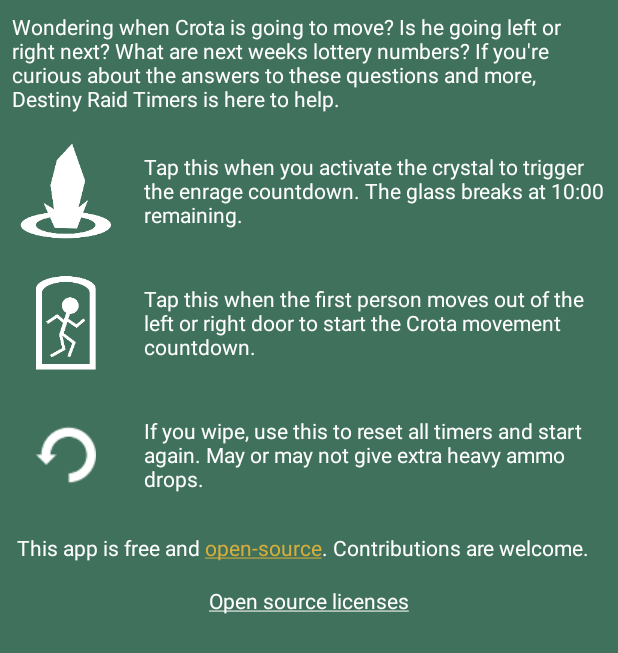
After one commit to adamsp/DestinyRaidTimers, an Android app: the layout crota_help.xml on its own in the app's theme, with its tools: preview values and no code run, on a phone screen of 412 x 824 dp. The commit adds this screen. Shown: the top 653 px of the screen. Run offline under Robolectric (Android 15) with nearby library versions, the phone set to English and light mode, and no system bars.

Commit message:
Add help dialog
The title looks bad on Lollipop because… who uses dialogs anyway right?
Perhaps I’m missing something.

```diff
--- a/app/src/main/java/nz/net/speakman/destinyraidtimers/MainActivity.java
+++ b/app/src/main/java/nz/net/speakman/destinyraidtimers/MainActivity.java
@@ -22,11 +22,13 @@ import android.view.Menu;
 import android.view.MenuItem;
 
 import nz.net.speakman.destinyraidtimers.crota.CrotaFragment;
+import nz.net.speakman.destinyraidtimers.crota.CrotaHelpDialog;
 
 
 public class MainActivity extends ActionBarActivity {
 
     private static final String FRAGMENT_TAG = "nz.net.speakman.destinyraidtimers.FRAGMENT_TAG";
+    private static final String DIALOG_TAG = "nz.net.speakman.destinyraidtimers.DIALOG_TAG";
 
     @Override
     protected void onCreate(Bundle savedInstanceState) {
@@ -50,8 +52,8 @@ public class MainActivity extends ActionBarActivity {
     @Override
     public boolean onOptionsItemSelected(MenuItem item) {
         int id = item.getItemId();
-        if (id == R.id.action_licenses) {
-            LicensesFragment.displayLicensesFragment(getSupportFragmentManager());
+        if (id == R.id.action_crota_help) {
+            new CrotaHelpDialog().show(getSupportFragmentManager(), DIALOG_TAG);
             return true;
         }
         return super.onOptionsItemSelected(item);
--- /dev/null
+++ b/app/src/main/java/nz/net/speakman/destinyraidtimers/crota/CrotaHelpDialog.java
@@ -0,0 +1,57 @@
+/*
+ * Copyright 2015 Adam Speakman
+ *
+ * Licensed under the Apache License, Version 2.0 (the "License");
+ * you may not use this file except in compliance with the License.
+ * You may obtain a copy of the License at
+ *
+ *     http://www.apache.org/licenses/LICENSE-2.0
+ *
+ * Unless required by applicable law or agreed to in writing, software
+ * distributed under the License is distributed on an "AS IS" BASIS,
+ * WITHOUT WARRANTIES OR CONDITIONS OF ANY KIND, either express or implied.
+ * See the License for the specific language governing permissions and
+ * limitations under the License.
+ */
+
+package nz.net.speakman.destinyraidtimers.crota;
+
+import android.app.AlertDialog;
+import android.app.Dialog;
+import android.content.DialogInterface;
+import android.os.Bundle;
+import android.support.v4.app.DialogFragment;
+import android.text.method.LinkMovementMethod;
+import android.view.View;
+import android.widget.TextView;
+
+import nz.net.speakman.destinyraidtimers.LicensesFragment;
+import nz.net.speakman.destinyraidtimers.R;
+
+/**
+ * Created by Adam on 15-02-22.
+ */
+public class CrotaHelpDialog extends DialogFragment {
+    @Override
+    public Dialog onCreateDialog(Bundle savedInstanceState) {
+        AlertDialog.Builder builder = new AlertDialog.Builder(getActivity());
+        View view = getActivity().getLayoutInflater().inflate(R.layout.crota_help, null);
+        TextView description = (TextView) view.findViewById(R.id.app_about_description);
+        description.setMovementMethod(LinkMovementMethod.getInstance());
+        view.findViewById(R.id.app_about_licenses).setOnClickListener(new View.OnClickListener() {
+            @Override
+            public void onClick(View v) {
+                LicensesFragment.displayLicensesFragment(getFragmentManager());
+            }
+        });
+        builder.setView(view)
+                .setTitle(R.string.crota_help_title)
+                .setPositiveButton(android.R.string.ok, new DialogInterface.OnClickListener() {
+                    @Override
+                    public void onClick(DialogInterface dialog, int which) {
+                        dialog.dismiss();
+                    }
+                });
+        return builder.create();
+    }
+}
--- /dev/null
+++ b/app/src/main/res/layout/crota_help.xml
@@ -0,0 +1,79 @@
+<?xml version="1.0" encoding="utf-8"?>
+<!--
+  ~ Copyright 2015 Adam Speakman
+  ~
+  ~ Licensed under the Apache License, Version 2.0 (the "License");
+  ~ you may not use this file except in compliance with the License.
+  ~ You may obtain a copy of the License at
+  ~
+  ~     http://www.apache.org/licenses/LICENSE-2.0
+  ~
+  ~ Unless required by applicable law or agreed to in writing, software
+  ~ distributed under the License is distributed on an "AS IS" BASIS,
+  ~ WITHOUT WARRANTIES OR CONDITIONS OF ANY KIND, either express or implied.
+  ~ See the License for the specific language governing permissions and
+  ~ limitations under the License.
+  -->
+
+<ScrollView xmlns:android="http://schemas.android.com/apk/res/android"
+              android:background="@color/crota_primary_light"
+              android:layout_width="match_parent"
+              android:layout_height="match_parent">
+    <LinearLayout
+              android:orientation="vertical"
+              android:layout_width="match_parent"
+              android:layout_height="wrap_content">
+        <TextView
+            style="@style/CrotaHelpText"
+            android:text="@string/crota_help_description"/>
+
+        <LinearLayout
+            android:orientation="horizontal"
+            android:layout_width="match_parent"
+            android:layout_height="wrap_content">
+            <ImageView
+                style="@style/CrotaHelpImage"
+                android:src="@drawable/crota_timer_button_crystal"/>
+            <TextView
+                style="@style/CrotaHelpText"
+                android:text="@string/crota_help_crystal"/>
+        </LinearLayout>
+        <LinearLayout
+            android:orientation="horizontal"
+            android:layout_width="match_parent"
+            android:layout_height="wrap_content">
+            <ImageView
+                style="@style/CrotaHelpImage"
+                android:src="@drawable/crota_timer_button_movement"/>
+            <TextView
+                style="@style/CrotaHelpText"
+                android:text="@string/crota_help_movement"/>
+        </LinearLayout>
+        <LinearLayout
+            android:orientation="horizontal"
+            android:layout_width="match_parent"
+            android:layout_height="wrap_content">
+            <!-- Use padding for this one cos it's smaller, but we want it aligned with the others. -->
+            <ImageView
+                style="@style/CrotaHelpImage"
+                android:padding="16dp"
+                android:src="@drawable/crota_timer_button_reset"/>
+            <TextView
+                style="@style/CrotaHelpText"
+                android:text="@string/crota_help_reset"/>
+        </LinearLayout>
+
+        <TextView
+            style="@style/CrotaHelpText"
+            android:id="@+id/app_about_description"
+            android:text="@string/app_about_description"/>
+
+        <TextView
+            style="@style/CrotaHelpText"
+            android:id="@+id/app_about_licenses"
+            android:layout_gravity="center"
+            android:text="@string/app_about_licenses"/>
+
+    </LinearLayout>
+
+</ScrollView>
--- a/app/src/main/res/menu/menu_main_activity.xml
+++ b/app/src/main/res/menu/menu_main_activity.xml
@@ -18,8 +18,9 @@
       xmlns:app="http://schemas.android.com/apk/res-auto"
       xmlns:tools="http://schemas.android.com/tools"
       tools:context="nz.net.speakman.destinyraidtimers.MainActivity">
-    <item android:id="@+id/action_licenses"
-          android:title="@string/label_licenses"
+    <item android:id="@+id/action_crota_help"
+          android:title="@string/menu_help"
           android:orderInCategory="100"
-          app:showAsAction="never"/>
+          android:icon="@drawable/ic_action_help"
+          app:showAsAction="always"/>
 </menu>
--- a/app/src/main/res/values/strings.xml
+++ b/app/src/main/res/values/strings.xml
@@ -4,6 +4,19 @@
     <string name="app_name">Destiny Raid Timers</string>
     <string name="crota_timer_action_enraged">Enraged!</string>
     <string name="crota_timer_label_enrage_countdown">Enrage in…</string>
-    <string name="label_licenses">Licenses</string>
+    <string name="menu_help">Help</string>
+
+    <string name="crota_help_title">Crota Help</string>
+    <string name="crota_help_crystal">Tap this when you activate the crystal to trigger the enrage countdown. The glass breaks at 10:00 remaining.</string>
+    <string name="crota_help_movement">Tap this when the first person moves out of the left or right door to start the Crota movement countdown.</string>
+    <string name="crota_help_reset">If you wipe, use this to reset all timers and start again. May or may not give extra heavy ammo drops.</string>
+
+    <string name="crota_help_description">Wondering when Crota is going to move? Is he going left or right next? What are next weeks lottery numbers?
+        If you\'re curious about the answers to these questions and more, Destiny Raid Timers is here to help.</string>
+
+    <string name="app_about_description">
+        This app is free and <a href="https://github.com/adamsp/DestinyRaidTimers">open-source</a>. Contributions are welcome.
+    </string>
+    <string name="app_about_licenses"><u>Open source licenses</u></string>
 
 </resources>
--- a/app/src/main/res/values/styles.xml
+++ b/app/src/main/res/values/styles.xml
@@ -29,4 +29,18 @@
         <item name="android:freezesText">true</item>
     </style>
 
+    <style name="CrotaHelpImage">
+        <item name="android:layout_width">72dp</item>
+        <item name="android:layout_height">72dp</item>
+        <item name="android:layout_margin">8dp</item>
+    </style>
+
+    <style name="CrotaHelpText">
+        <item name="android:layout_width">wrap_content</item>
+        <item name="android:layout_height">wrap_content</item>
+        <item name="android:layout_margin">8dp</item>
+        <item name="android:layout_gravity">center_vertical</item>
+        <item name="android:textColor">@color/crota_primary_text</item>
+    </style>
+
 </resources>
```
Also changed, not shown: app/src/main/res/drawable-hdpi/ic_action_help.png (added), app/src/main/res/drawable-mdpi/ic_action_help.png (added), app/src/main/res/drawable-xhdpi/ic_action_help.png (added), app/src/main/res/drawable-xxhdpi/ic_action_help.png (added).
